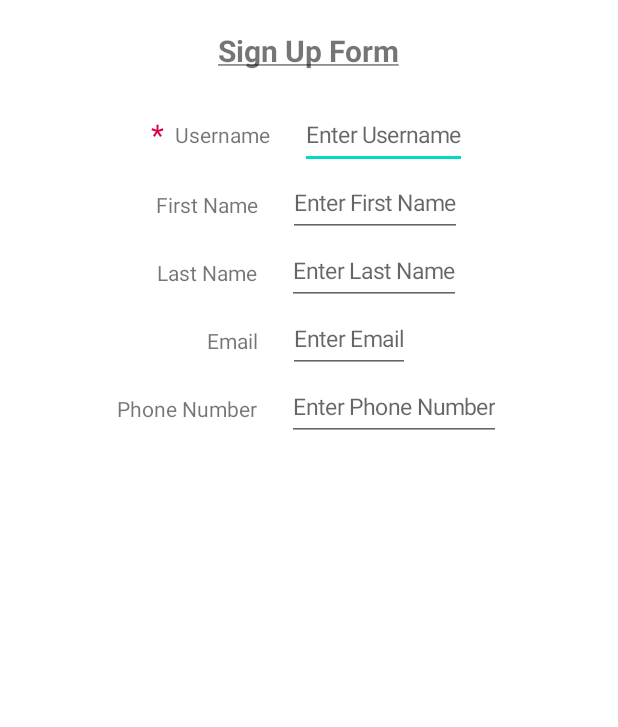
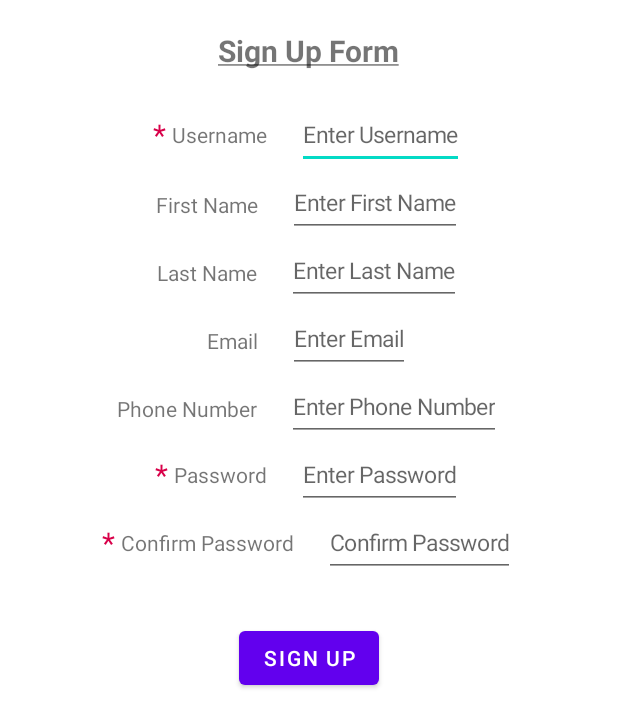
Before and after one commit to cthacker-udel/ThermalCameraApplication, an Android app: the SignUp screen opened directly, with no data from a screen before it, on a phone screen of 412 x 824 dp. Shown: the top 727 px of the screen. Run offline under Robolectric (Android 15) with nearby library versions, the phone set to English and light mode, and no system bars; our stand-ins replace navigation-ui; 5 statements that could not run were skipped.

Commit message:
Finished sign-up layout

```diff
--- a/app/src/main/res/layout/content_sign_up.xml
+++ b/app/src/main/res/layout/content_sign_up.xml
@@ -34,7 +34,7 @@
                     android:gravity="center_vertical"
                     android:text="@string/requiredField"
                     android:textColor="@color/red"
-                    android:layout_marginEnd="7dp"
+                    android:layout_marginEnd="4dp"
                     android:textSize="20sp"
                     />
                 <TextView
@@ -125,5 +125,77 @@
                 android:inputType="phone"
                 />
         </LinearLayout>
+        <LinearLayout
+            android:layout_width="wrap_content"
+            android:layout_height="wrap_content"
+            android:orientation="horizontal"
+            android:layout_gravity="center">
+            <LinearLayout
+                android:layout_width="wrap_content"
+                android:layout_height="match_parent"
+                android:orientation="horizontal">
+                <TextView
+                    android:layout_width="wrap_content"
+                    android:layout_height="match_parent"
+                    android:gravity="center_vertical"
+                    android:text="@string/requiredField"
+                    android:textColor="@color/red"
+                    android:layout_marginEnd="4dp"
+                    android:textSize="20sp"
+                    />
+                <TextView
+                    android:layout_width="wrap_content"
+                    android:layout_height="wrap_content"
+                    android:text="@string/signUpFormPasswordTitle"
+                    android:layout_marginEnd="20dp"
+                    android:layout_gravity="center_vertical"
+                    />
+            </LinearLayout>
+            <EditText
+                android:layout_width="wrap_content"
+                android:layout_height="wrap_content"
+                android:hint="@string/signUpFormPasswordHint"
+                />
+        </LinearLayout>
+        <LinearLayout
+            android:layout_width="wrap_content"
+            android:layout_height="wrap_content"
+            android:orientation="horizontal"
+            android:layout_gravity="center">
+            <LinearLayout
+                android:layout_width="wrap_content"
+                android:layout_height="match_parent"
+                android:orientation="horizontal">
+                <TextView
+                    android:layout_width="wrap_content"
+                    android:layout_height="match_parent"
+                    android:gravity="center_vertical"
+                    android:text="@string/requiredField"
+                    android:textColor="@color/red"
+                    android:layout_marginEnd="4dp"
+                    android:textSize="20sp"
+                    />
+                <TextView
+                    android:layout_width="wrap_content"
+                    android:layout_height="wrap_content"
+                    android:text="@string/signUpConfirmPasswordTitle"
+                    android:layout_marginEnd="20dp"
+                    android:layout_gravity="center_vertical"
+                    />
+            </LinearLayout>
+            <EditText
+                android:layout_width="wrap_content"
+                android:layout_height="wrap_content"
+                android:hint="@string/signUpConfirmPasswordHint"
+                />
+        </LinearLayout>
+
+        <Button
+            android:layout_width="wrap_content"
+            android:layout_height="wrap_content"
+            android:text="@string/signUpButton"
+            android:layout_marginTop="30dp"
+            android:layout_gravity="center"
+            />
     </LinearLayout>
 </androidx.constraintlayout.widget.ConstraintLayout>
--- a/app/src/main/res/values/strings.xml
+++ b/app/src/main/res/values/strings.xml
@@ -41,4 +41,9 @@
     <string name="signUpEmailTitle">Email</string>
     <string name="signUpPhoneNumberTitle">Phone Number</string>
     <string name="signUpPhoneNumberHint"><font size="15">Enter Phone Number</font></string>
+    <string name="signUpFormPasswordHint"><font size="15">Enter Password</font></string>
+    <string name="signUpFormPasswordTitle">Password</string>
+    <string name="signUpConfirmPasswordHint"><font size="15">Confirm Password</font></string>
+    <string name="signUpConfirmPasswordTitle">Confirm Password</string>
+    <string name="signUpButton">Sign Up</string>
 </resources>
```
